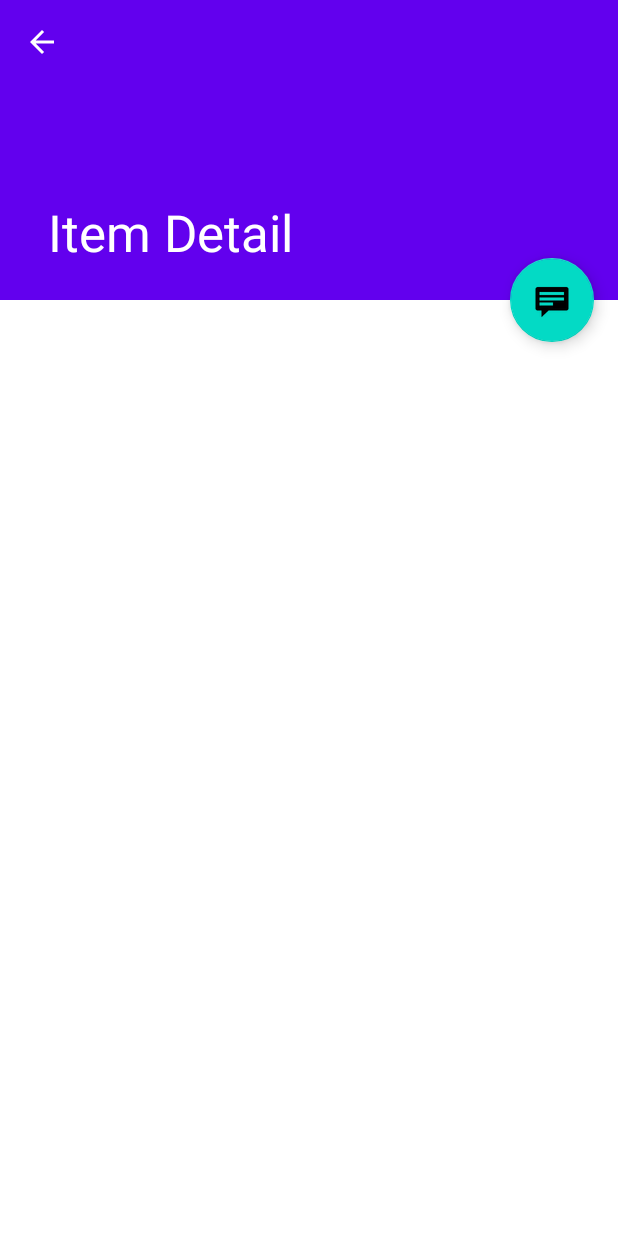
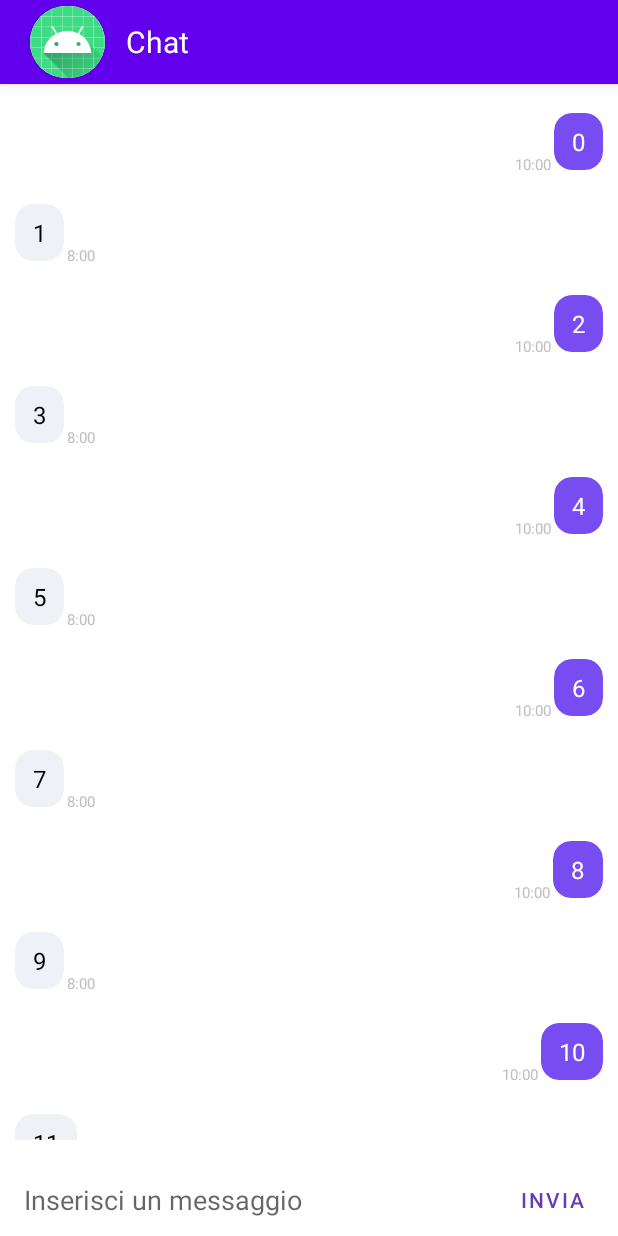
Before and after one commit to manuelbarusco/NotificationsExpo, an Android app: the ItemDetailActivity screen opened directly, with no data from a screen before it, on a phone screen of 412 x 824 dp. Run offline under Robolectric (Android 15) with nearby library versions, the phone set to English and light mode, and no system bars.

Commit message:
Inserita parte di chat Manuel

```diff
--- a/app/src/main/java/com/ebookfrenzy/masterdetailflow/ItemDetailActivity.kt
+++ b/app/src/main/java/com/ebookfrenzy/masterdetailflow/ItemDetailActivity.kt
@@ -18,12 +18,7 @@ class ItemDetailActivity : AppCompatActivity() {
     override fun onCreate(savedInstanceState: Bundle?) {
         super.onCreate(savedInstanceState)
         setContentView(R.layout.activity_item_detail)
-        setSupportActionBar(findViewById(R.id.detail_toolbar))
-
-        findViewById<FloatingActionButton>(R.id.fab).setOnClickListener { view ->
-            Snackbar.make(view, "Replace with your own detail action", Snackbar.LENGTH_LONG)
-                    .setAction("Action", null).show()
-        }
+        //setSupportActionBar(findViewById(R.id.detail_toolbar))
 
         // Show the Up button in the action bar.
         supportActionBar?.setDisplayHomeAsUpEnabled(true)
--- a/app/src/main/java/com/ebookfrenzy/masterdetailflow/ItemDetailFragment.kt
+++ b/app/src/main/java/com/ebookfrenzy/masterdetailflow/ItemDetailFragment.kt
@@ -5,7 +5,9 @@ import android.view.LayoutInflater
 import android.view.View
 import android.view.ViewGroup
 import androidx.fragment.app.Fragment
+import androidx.recyclerview.widget.RecyclerView
 import com.ebookfrenzy.masterdetailflow.dummy.DummyContent
+import com.ebookfrenzy.masterdetailflow.dummy.MessageDatasource
 
 /**
  * A fragment representing a single Item detail screen.
@@ -19,6 +21,7 @@ class ItemDetailFragment : Fragment() {
      * The dummy content this fragment is presenting.
      */
     private var item: DummyContent.DummyItem? = null
+    private lateinit var recyclerView: RecyclerView
     //private val d: DummyContent = DummyContent()
     override fun onCreate(savedInstanceState: Bundle?) {
         super.onCreate(savedInstanceState)
@@ -36,8 +39,11 @@ class ItemDetailFragment : Fragment() {
 
     override fun onCreateView(inflater: LayoutInflater, container: ViewGroup?,
                               savedInstanceState: Bundle?): View? {
-        val rootView = inflater.inflate(R.layout.item_detail, container, false)
-
+        val rootView = inflater.inflate(R.layout.chat_detail, container, false)
+        //TODO: risolvere problema action bar
+        val messages= MessageDatasource().getMessagesExample(20)
+        recyclerView=rootView.findViewById(R.id.recycler_chat)
+        recyclerView.adapter=MessageAdapter(messages)
         // Show the dummy content as text in a TextView.
         item?.let {
             //rootView.findViewById<TextView>(R.id.item_detail).text = it.details
--- a/app/src/main/java/com/ebookfrenzy/masterdetailflow/ItemListActivity.kt
+++ b/app/src/main/java/com/ebookfrenzy/masterdetailflow/ItemListActivity.kt
@@ -4,6 +4,7 @@ import android.content.Intent
 import android.os.Bundle
 import android.util.Log
 import android.view.*
+import android.widget.FrameLayout
 import android.widget.ImageView
 import android.widget.TextView
 import androidx.appcompat.app.AppCompatActivity
@@ -42,14 +43,7 @@ class ItemListActivity : AppCompatActivity() {
         setSupportActionBar(toolbar)
         toolbar.title = title
 
-        //Gestione FloatingActionButton
-        findViewById<FloatingActionButton>(R.id.fab).setOnClickListener { view ->
-            Snackbar.make(view, "Replace with your own action", Snackbar.LENGTH_LONG)
-                    .setAction("Action", null).show()
-            //se toccato compare da sotto uno snackbar
-        }
-
-        if (findViewById<NestedScrollView>(R.id.item_detail_container) != null) {
+        if (findViewById<FrameLayout>(R.id.item_detail_container) != null) {
             // The detail container view will be present only in the
             // large-screen layouts (res/values-w900dp).
             // If this view is present, then the
--- /dev/null
+++ b/app/src/main/java/com/ebookfrenzy/masterdetailflow/MessageAdapter.kt
@@ -0,0 +1,47 @@
+package com.ebookfrenzy.masterdetailflow
+
+import android.view.LayoutInflater
+import android.view.View
+import android.view.ViewGroup
+import android.widget.TextView
+import androidx.recyclerview.widget.RecyclerView
+import com.ebookfrenzy.masterdetailflow.dummy.Message
+
+class MessageAdapter(val messageList: MutableList<Message>) : RecyclerView.Adapter<MessageAdapter.MessageViewHolder>() {
+
+    //classe MessageViewHolder per la gestione del singolo cassetto della RecyclerView che contiene un messaggio
+    class MessageViewHolder(itemView: View) : RecyclerView.ViewHolder(itemView) {
+        private val messageText: TextView = itemView.findViewById(R.id.text_message)
+
+        fun bind(word: String) {
+            messageText.text = word
+        }
+    }
+
+    //metodo che verifica quale layout associare al cassetto che ospiterà il messaggio nella posizione $position
+    //della lista di messaggi in base al tipo di messaggio (RECEIVED o SEND)
+    override fun getItemViewType(position: Int): Int {
+        return messageList[position].type
+    }
+
+    //metodo che ritorna un nuovo view holder con layout coerente col tipo di messaggio dato. Il tipo di layout da inserire è specificato
+    //dal parametro $viewType
+    override fun onCreateViewHolder(parent: ViewGroup, viewType: Int): MessageViewHolder {
+        var idLayout=R.layout.message_item
+        if(viewType==Message.CONST.MESSAGE_RECEIVED)
+            idLayout=R.layout.message_from_item
+        val view = LayoutInflater.from(parent.context)
+                .inflate(idLayout, parent, false)
+        return MessageViewHolder(view)
+    }
+
+    //metodo che ritorna la lunghezza della lista di messaggi
+    override fun getItemCount(): Int {
+        return messageList.size
+    }
+
+    //metodo che mostra i dati di un messaggio in una certa posizione
+    override fun onBindViewHolder(holder: MessageViewHolder, position: Int) {
+        holder.bind(messageList[position].text)
+    }
+}
--- /dev/null
+++ b/app/src/main/java/com/ebookfrenzy/masterdetailflow/dummy/Datasource.kt
@@ -0,0 +1,17 @@
+package com.ebookfrenzy.masterdetailflow.dummy
+
+//classe che fornisce alla ChatActivity i messaggi della chat desiderata
+class MessageDatasource(){
+
+    fun getMessagesExample(n: Int): MutableList<Message>{
+        val list= mutableListOf<Message>() //ogni elemento della lista è un messaggio, il quale ovviamente ha un testo e un tipo: 0 viene da me, 1 viene da un altro
+        for(i in 0..n){
+            var type=0;
+            if(i%2!=0)
+                type=1
+            val message=Message(type,"$i")
+            list.add(message)
+        }
+        return list
+    }
+}
--- /dev/null
+++ b/app/src/main/java/com/ebookfrenzy/masterdetailflow/dummy/Message.kt
@@ -0,0 +1,22 @@
+package com.ebookfrenzy.masterdetailflow.dummy
+
+import java.lang.IllegalArgumentException
+
+/*
+data class che serve a gestire un'istanza di messaggio nella ChatActivity
+ogni messaggio viene descritto da un testo e da un intero che ne indica il tipo nel modo seguente:
+MESSAGGE_SEND = 0
+MESSAGE_RECEIVED = 1
+come indicato nelle costanti interne della classe
+*/
+data class Message(val type:Int, val text: String){
+    init{
+        if(type!=0 && type!=1)
+            throw IllegalArgumentException("Il tipo di un messaggio piò essere o 0 o 1")
+    }
+
+    object CONST{
+        const val MESSAGE_SEND:Int  = 0
+        const val MESSAGE_RECEIVED: Int= 1
+    }
+}
--- a/app/src/main/res/layout/activity_item_detail.xml
+++ b/app/src/main/res/layout/activity_item_detail.xml
@@ -1,54 +1,8 @@
 <?xml version="1.0" encoding="utf-8"?>
-<androidx.coordinatorlayout.widget.CoordinatorLayout xmlns:android="http://schemas.android.com/apk/res/android"
-    xmlns:app="http://schemas.android.com/apk/res-auto"
-    xmlns:tools="http://schemas.android.com/tools"
-    android:layout_width="match_parent"
-    android:layout_height="match_parent"
-    android:fitsSystemWindows="true"
-    tools:context=".ItemDetailActivity"
-    tools:ignore="MergeRootFrame">
-
-    <com.google.android.material.appbar.AppBarLayout
-        android:id="@+id/app_bar"
-        android:layout_width="match_parent"
-        android:layout_height="@dimen/app_bar_height"
-        android:fitsSystemWindows="true"
-        android:theme="@style/ThemeOverlay.AppCompat.Dark.ActionBar">
-
-        <com.google.android.material.appbar.CollapsingToolbarLayout
-            android:id="@+id/toolbar_layout"
-            android:layout_width="match_parent"
-            android:layout_height="match_parent"
-            android:fitsSystemWindows="true"
-            app:contentScrim="?attr/colorPrimary"
-            app:layout_scrollFlags="scroll|exitUntilCollapsed"
-            app:toolbarId="@+id/toolbar">
-
-            <androidx.appcompat.widget.Toolbar
-                android:id="@+id/detail_toolbar"
-                android:layout_width="match_parent"
-                android:layout_height="?attr/actionBarSize"
-                app:layout_collapseMode="pin"
-                app:popupTheme="@style/ThemeOverlay.AppCompat.Light" />
-
-        </com.google.android.material.appbar.CollapsingToolbarLayout>
-
-    </com.google.android.material.appbar.AppBarLayout>
-
-    <androidx.core.widget.NestedScrollView
+<FrameLayout
+        xmlns:android="http://schemas.android.com/apk/res/android"
+        xmlns:app="http://schemas.android.com/apk/res-auto"
+        xmlns:tools="http://schemas.android.com/tools"
         android:id="@+id/item_detail_container"
         android:layout_width="match_parent"
-        android:layout_height="match_parent"
-        app:layout_behavior="@string/appbar_scrolling_view_behavior" />
-
-    <com.google.android.material.floatingactionbutton.FloatingActionButton
-        android:id="@+id/fab"
-        android:layout_width="wrap_content"
-        android:layout_height="wrap_content"
-        android:layout_gravity="center_vertical|start"
-        android:layout_margin="@dimen/fab_margin"
-        app:layout_anchor="@+id/item_detail_container"
-        app:layout_anchorGravity="top|end"
-        app:srcCompat="@android:drawable/stat_notify_chat" />
-
-</androidx.coordinatorlayout.widget.CoordinatorLayout>
+        android:layout_height="match_parent" />
--- a/app/src/main/res/layout/activity_item_list.xml
+++ b/app/src/main/res/layout/activity_item_list.xml
@@ -31,12 +31,4 @@
         <include layout="@layout/item_list" />
     </FrameLayout>
 
-    <com.google.android.material.floatingactionbutton.FloatingActionButton
-        android:id="@+id/fab"
-        android:layout_width="wrap_content"
-        android:layout_height="wrap_content"
-        android:layout_gravity="bottom|end"
-        android:layout_margin="@dimen/fab_margin"
-        app:srcCompat="@android:drawable/ic_dialog_email" />
-
 </androidx.coordinatorlayout.widget.CoordinatorLayout>
--- /dev/null
+++ b/app/src/main/res/layout/chat_detail.xml
@@ -0,0 +1,108 @@
+<?xml version="1.0" encoding="utf-8"?>
+<androidx.constraintlayout.widget.ConstraintLayout
+    xmlns:android="http://schemas.android.com/apk/res/android"
+    xmlns:app="http://schemas.android.com/apk/res-auto"
+    xmlns:tools="http://schemas.android.com/tools"
+    android:layout_width="match_parent"
+    android:layout_height="match_parent">
+
+    <com.google.android.material.appbar.AppBarLayout
+        android:id="@+id/layout_group_chat"
+        android:layout_width="match_parent"
+        android:layout_height="wrap_content"
+        android:fitsSystemWindows="true"
+        android:orientation="vertical"
+        app:layout_constraintTop_toTopOf="parent">
+
+        <androidx.appcompat.widget.Toolbar
+            android:id="@+id/toolbar_chat"
+            android:layout_width="match_parent"
+            android:layout_height="?attr/actionBarSize"
+            android:theme="@style/Widget.AppCompat.Toolbar">
+
+            <androidx.appcompat.widget.LinearLayoutCompat
+                android:layout_width="match_parent"
+                android:layout_height="match_parent"
+                android:orientation="horizontal">
+
+                <androidx.cardview.widget.CardView
+                    android:layout_width="50dp"
+                    android:layout_height="match_parent"
+                    app:cardCornerRadius="30dp"
+                    android:layout_margin="4dp"
+                    android:elevation="10dp">
+
+                    <ImageView
+                        android:id="@+id/user_image"
+                        android:layout_width="match_parent"
+                        android:layout_height="match_parent"
+                        android:src="@mipmap/ic_launcher"
+                        android:background="@color/white"
+                        android:scaleType="centerCrop"
+                        />
+                </androidx.cardview.widget.CardView>
+
+                <TextView
+                    android:id="@+id/chat_name"
+                    android:layout_width="wrap_content"
+                    android:layout_height="match_parent"
+                    android:maxWidth="260dp"
+                    android:layout_marginLeft="10dp"
+                    android:gravity="center"
+                    android:text="Chat"
+                    android:textColor="#FFFFFF"
+                    android:textSize="20sp" />
+
+            </androidx.appcompat.widget.LinearLayoutCompat>
+
+        </androidx.appcompat.widget.Toolbar>
+
+    </com.google.android.material.appbar.AppBarLayout>
+
+    <androidx.recyclerview.widget.RecyclerView
+        android:id="@+id/recycler_chat"
+        android:layout_width="match_parent"
+        android:layout_height="match_parent"
+        android:layout_marginBottom="16dp"
+        app:layoutManager="LinearLayoutManager"
+        app:layout_constrainedHeight="true"
+        app:layout_constraintBottom_toTopOf="@+id/layout_chat_chatbox"
+        app:layout_constraintTop_toBottomOf="@+id/layout_group_chat"
+        app:layout_constraintVertical_bias="1.0"
+        tools:layout_editor_absoluteX="0dp" />
+
+    <RelativeLayout
+        android:id="@+id/layout_chat_chatbox"
+        android:layout_width="match_parent"
+        android:layout_height="wrap_content"
+        app:layout_constraintBottom_toBottomOf="parent"
+        app:layout_constraintStart_toStartOf="parent">
+
+
+        <EditText
+            android:layout_marginStart="16dp"
+            android:id="@+id/edit_chat_message"
+            android:layout_width="match_parent"
+            android:layout_height="wrap_content"
+            android:layout_centerVertical="true"
+            android:layout_toStartOf="@+id/button_chat_send"
+            android:background="@android:color/transparent"
+            android:hint="Inserisci un messaggio"
+            android:inputType="text"
+            android:maxLines="6"
+            tools:ignore="Autofill" />
+
+        <Button
+            android:id="@+id/button_chat_send"
+            android:layout_width="wrap_content"
+            android:layout_height="48dp"
+            android:layout_alignParentEnd="true"
+            android:background="?attr/selectableItemBackground"
+            android:text="Invia"
+            android:textColor="#673AB7"
+            android:textSize="14sp" />
+
+    </RelativeLayout>
+
+
+</androidx.constraintlayout.widget.ConstraintLayout>
--- a/app/src/main/res/layout/item_detail.xml
+++ /dev/null
@@ -1,11 +0,0 @@
-<?xml version="1.0" encoding="utf-8"?>
-<!-- interfaccia utente del dettaglio -->
-<TextView xmlns:android="http://schemas.android.com/apk/res/android"
-    xmlns:tools="http://schemas.android.com/tools"
-    android:id="@+id/item_detail"
-    style="?android:attr/textAppearanceLarge"
-    android:layout_width="match_parent"
-    android:layout_height="match_parent"
-    android:padding="16dp"
-    android:textIsSelectable="true"
-    tools:context=".ItemDetailFragment" />
--- /dev/null
+++ b/app/src/main/res/layout/message_from_item.xml
@@ -0,0 +1,56 @@
+<?xml version="1.0" encoding="utf-8"?>
+<androidx.constraintlayout.widget.ConstraintLayout xmlns:android="http://schemas.android.com/apk/res/android"
+    xmlns:app="http://schemas.android.com/apk/res-auto"
+    xmlns:tools="http://schemas.android.com/tools"
+    android:layout_width="match_parent"
+    android:layout_height="wrap_content"
+    android:layout_marginStart="8dp"
+    android:layout_marginTop="16dp">
+    <!-- TODO: sistemare constraint verticale -->
+
+    <androidx.cardview.widget.CardView
+        android:id="@+id/card_gchat_message_other"
+        android:layout_width="wrap_content"
+        android:layout_height="wrap_content"
+        app:cardBackgroundColor="#eef1f6"
+        app:cardCornerRadius="12dp"
+        app:cardElevation="0dp"
+        app:cardPreventCornerOverlap="false"
+        app:cardUseCompatPadding="true"
+        tools:layout_editor_absoluteY="60dp">
+
+        <LinearLayout
+            android:id="@+id/layout_gchat_container_other"
+            android:layout_width="wrap_content"
+            android:layout_height="wrap_content"
+            android:orientation="vertical">
+
+            <TextView
+                android:id="@+id/text_message"
+                android:layout_width="wrap_content"
+                android:layout_height="wrap_content"
+                android:layout_marginBottom="8dp"
+                android:maxWidth="260dp"
+                android:paddingLeft="12dp"
+                android:paddingTop="8dp"
+                android:paddingRight="12dp"
+                android:text="Message"
+                android:textColor="#000000"
+                android:textSize="16sp" />
+        </LinearLayout>
+
+    </androidx.cardview.widget.CardView>
+
+
+    <TextView
+        android:id="@+id/text_gchat_timestamp_other"
+        android:layout_width="wrap_content"
+        android:layout_height="wrap_content"
+        android:text="8:00"
+        android:textColor="#C0C0C0"
+        android:textSize="10sp"
+        app:layout_constraintBottom_toBottomOf="@+id/card_gchat_message_other"
+        app:layout_constraintStart_toEndOf="@+id/card_gchat_message_other" />
+
+
+</androidx.constraintlayout.widget.ConstraintLayout>
--- /dev/null
+++ b/app/src/main/res/layout/message_item.xml
@@ -0,0 +1,68 @@
+<?xml version="1.0" encoding="utf-8"?>
+<androidx.constraintlayout.widget.ConstraintLayout xmlns:android="http://schemas.android.com/apk/res/android"
+    xmlns:app="http://schemas.android.com/apk/res-auto"
+    android:layout_width="match_parent"
+    android:layout_height="wrap_content"
+    android:layout_marginEnd="8dp"
+    android:layout_marginTop="16dp">
+
+    <!-- <TextView
+        android:id="@+id/text_message_date_me"
+        android:layout_width="wrap_content"
+        android:layout_height="wrap_content"
+        android:layout_marginTop="32dp"
+        android:paddingStart="8dp"
+        android:paddingTop="4dp"
+        android:paddingEnd="8dp"
+        android:paddingBottom="4dp"
+        android:text="June 10"
+        android:textColor="#C0C0C0"
+        app:layout_constraintEnd_toEndOf="parent"
+        app:layout_constraintStart_toStartOf="parent"
+        app:layout_constraintTop_toTopOf="parent" /> -->
+    <!-- TODO: risolvere constraint verticale -->
+    <androidx.cardview.widget.CardView
+        android:id="@+id/card_message_me"
+        android:layout_width="wrap_content"
+        android:layout_height="wrap_content"
+        app:cardBackgroundColor="#774df2"
+        app:cardCornerRadius="12dp"
+        app:cardElevation="0dp"
+        app:cardPreventCornerOverlap="false"
+        app:cardUseCompatPadding="true"
+        app:layout_constraintEnd_toEndOf="parent">
+
+        <LinearLayout
+            android:id="@+id/layout_container_me"
+            android:layout_width="wrap_content"
+            android:layout_height="wrap_content"
+            android:orientation="vertical">
+
+            <TextView
+                android:id="@+id/text_message"
+                android:layout_width="wrap_content"
+                android:layout_height="wrap_content"
+                android:layout_marginBottom="8dp"
+                android:maxWidth="260dp"
+                android:paddingLeft="12dp"
+                android:paddingTop="8dp"
+                android:paddingRight="12dp"
+                android:text="This is a Message"
+                android:textColor="#ffffff"
+                android:textSize="16sp" />
+        </LinearLayout>
+
+    </androidx.cardview.widget.CardView>
+
+    <TextView
+        android:id="@+id/text_gchat_timestamp_me"
+        android:layout_width="wrap_content"
+        android:layout_height="wrap_content"
+        android:text="10:00"
+        android:textColor="#C0C0C0"
+        android:textSize="10sp"
+        app:layout_constraintBottom_toBottomOf="@+id/card_message_me"
+        app:layout_constraintEnd_toStartOf="@+id/card_message_me" />
+
+
+</androidx.constraintlayout.widget.ConstraintLayout>
```
